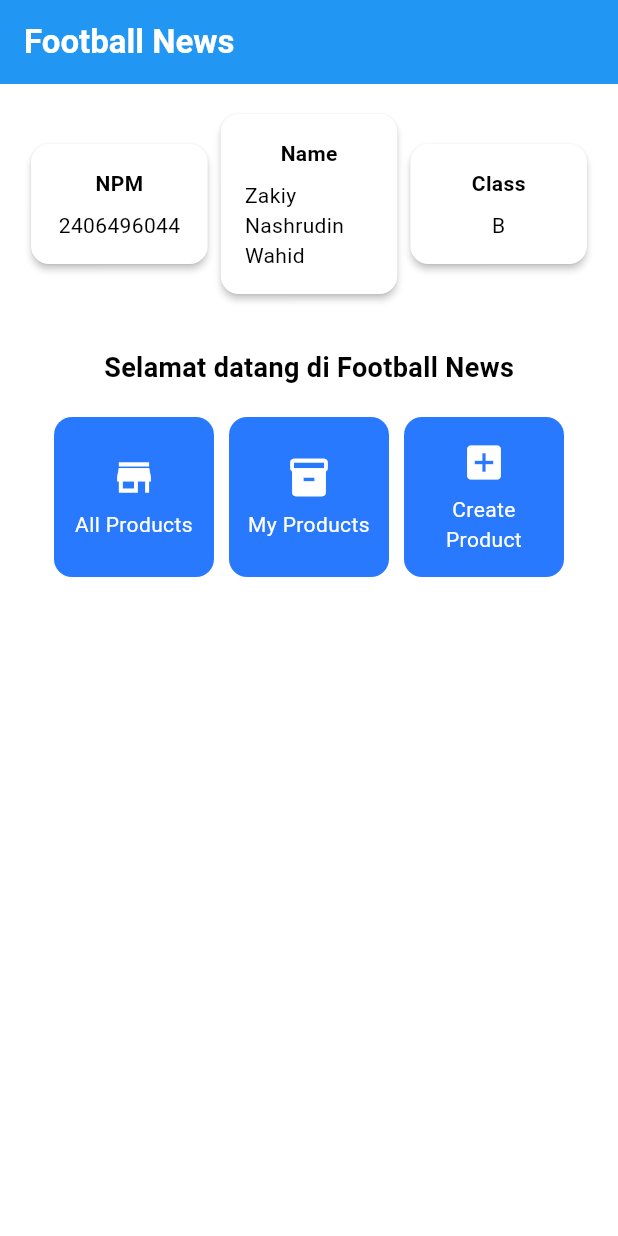
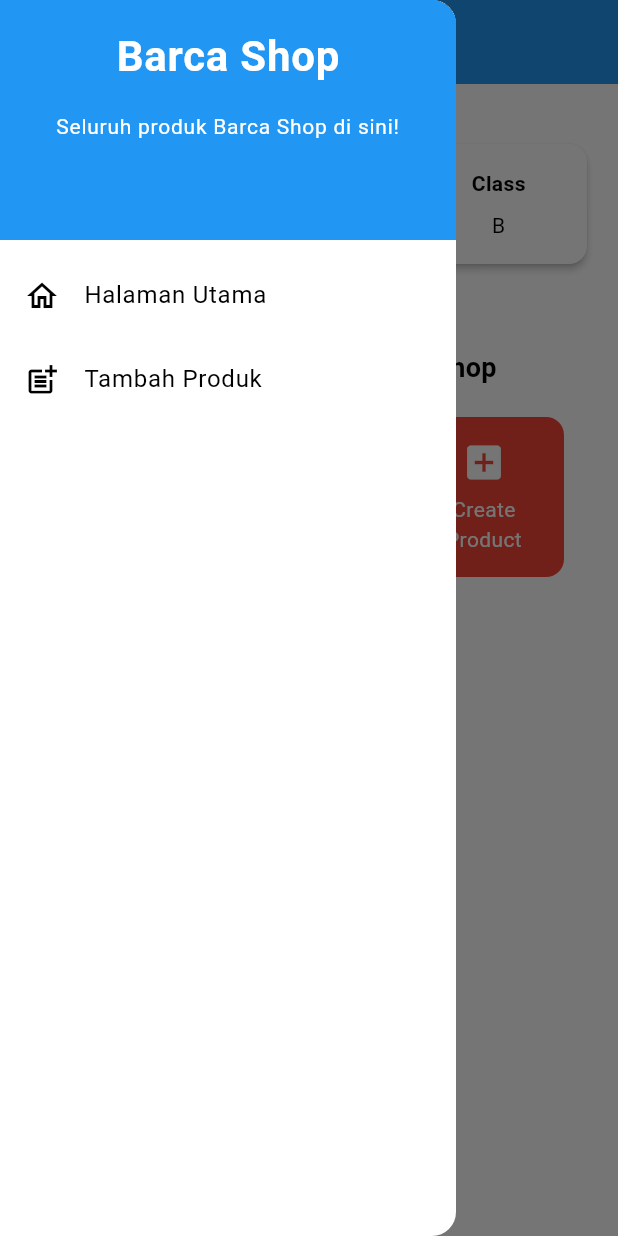
Before and after one commit to zakiyznw/barca_shop_mobile, a Flutter app: the screen it shows after launch, with the side drawer open (before the commit the screen has no drawer), on a phone screen of 412 x 824 dp. Run offline on Flutter 3.47's test engine with Material 3 defaults, Android fonts, the light colour scheme and no system bars.

Commit message:
tugas 8 done

```diff
--- a/lib/main.dart
+++ b/lib/main.dart
@@ -1,5 +1,5 @@
 import 'package:flutter/material.dart';
-import 'package:barca_shop/menu.dart';
+import 'package:barca_shop/screens/menu.dart';
 
 void main() {
   runApp(const MyApp());
@@ -11,7 +11,7 @@ class MyApp extends StatelessWidget {
   @override
   Widget build(BuildContext context) {
     return MaterialApp(
-      title: 'Football News',
+      title: 'Barca Shop',
       theme: ThemeData(
         colorScheme: ColorScheme.fromSwatch(
           primarySwatch: Colors.blue,
--- a/lib/menu.dart
+++ b/lib/screens/menu.dart
@@ -1,4 +1,7 @@
 import 'package:flutter/material.dart';
+import 'package:barca_shop/widgets/left_drawer.dart';
+import 'package:barca_shop/widgets/product_card.dart';
+import 'package:barca_shop/screens/productlist_form.dart';
 
 class MyHomePage extends StatelessWidget {
   MyHomePage({super.key});
@@ -8,7 +11,7 @@ class MyHomePage extends StatelessWidget {
   final String kelas = "B";
 
   final List<ItemHomepage> items = [
-    ItemHomepage("All Products", Icons.store, Colors.blue),
+    ItemHomepage("All Products", Icons.shopping_cart_checkout, Colors.blue),
     ItemHomepage("My Products", Icons.inventory, Colors.green),
     ItemHomepage("Create Product", Icons.add_box, Colors.red),
   ];
@@ -18,11 +21,12 @@ class MyHomePage extends StatelessWidget {
     return Scaffold(
       appBar: AppBar(
         title: const Text(
-          'Football News',
+          'Barca Shop',
           style: TextStyle(color: Colors.white, fontWeight: FontWeight.bold),
         ),
         backgroundColor: Theme.of(context).colorScheme.primary,
       ),
+      drawer: const LeftDrawer(),
       body: Padding(
         padding: const EdgeInsets.all(16.0),
         child: Column(
@@ -43,7 +47,7 @@ class MyHomePage extends StatelessWidget {
                   const Padding(
                     padding: EdgeInsets.only(top: 16.0),
                     child: Text(
-                      'Selamat datang di Football News',
+                      'Selamat datang di Barca Shop',
                       style: TextStyle(
                         fontWeight: FontWeight.bold,
                         fontSize: 18.0,
@@ -112,7 +116,7 @@ class ItemCard extends StatelessWidget {
   @override
   Widget build(BuildContext context) {
     return Material(
-      color: Theme.of(context).colorScheme.secondary,
+      color: item.color,
       borderRadius: BorderRadius.circular(12),
       child: InkWell(
         onTap: () {
@@ -123,6 +127,13 @@ class ItemCard extends StatelessWidget {
                 content: Text("Kamu telah menekan tombol ${item.name}!"),
               ),
             );
+
+          if (item.name == "Tambah Produk") {
+            Navigator.push(
+              context,
+              MaterialPageRoute(builder: (context) => const ProductFormPage()),
+            );
+          }
         },
         child: Container(
           padding: const EdgeInsets.all(8),
--- /dev/null
+++ b/lib/widgets/left_drawer.dart
@@ -0,0 +1,43 @@
+import 'package:flutter/material.dart';
+import 'package:barca_shop/screens/menu.dart';
+import 'package:barca_shop/screens/productlist_form.dart';
+
+class LeftDrawer extends StatelessWidget {
+  const LeftDrawer({super.key});
+
+  @override
+  Widget build(BuildContext context) {
+    return Drawer(
+      child: ListView(
+        children: [
+          const DrawerHeader(
+            decoration: BoxDecoration(color: Colors.blue),
+            child: Column(
+              children: [
+                Text('Barca Shop', style: TextStyle(fontSize: 28, fontWeight: FontWeight.bold, color: Colors.white)),
+                Padding(padding: EdgeInsets.all(8)),
+                Text('Seluruh produk Barca Shop di sini!', textAlign: TextAlign.center, style: TextStyle(fontSize: 14, color: Colors.white)),
+              ],
+            ),
+          ),
+          ListTile(
+            leading: const Icon(Icons.home_outlined),
+            title: const Text('Halaman Utama'),
+            onTap: () {
+              Navigator.pop(context);
+              Navigator.pushReplacement(context, MaterialPageRoute(builder: (context) => MyHomePage()));
+            },
+          ),
+          ListTile(
+            leading: const Icon(Icons.post_add),
+            title: const Text('Tambah Produk'),
+            onTap: () {
+              Navigator.pop(context);
+              Navigator.pushReplacement(context, MaterialPageRoute(builder: (context) => const ProductFormPage())); // <- harus sesuai class
+            },
+          ),
+        ],
+      ),
+    );
+  }
+}
```
Also changed, not shown: lib/screens/productlist_form.dart (added, +242 -0 lines), lib/widgets/product_card.dart (added, +41 -0 lines).
